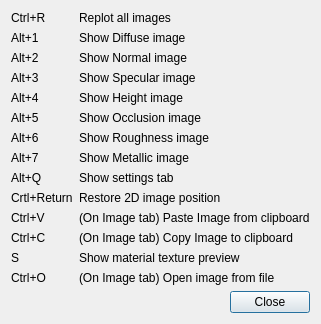
This is Sources/dialogshortcuts.ui in kmkolasinski/AwesomeBump as Qt 5 draws it before an edit. The edited form follows.
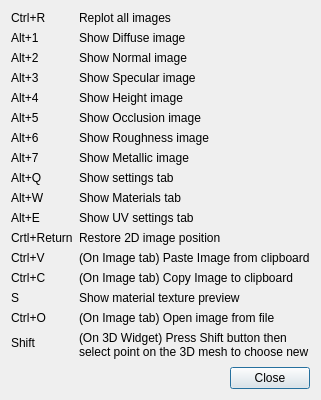
This is the edited form.

The edit to the form file:
```diff
--- a/Sources/dialogshortcuts.ui
+++ b/Sources/dialogshortcuts.ui
@@ -6,8 +6,8 @@
    <rect>
     <x>0</x>
     <y>0</y>
-    <width>298</width>
-    <height>300</height>
+    <width>302</width>
+    <height>400</height>
    </rect>
   </property>
   <property name="windowTitle">
@@ -142,76 +142,121 @@
        </property>
       </widget>
      </item>
-     <item row="9" column="0">
+     <item row="11" column="0">
       <widget class="QLabel" name="label_19">
        <property name="text">
         <string>Crtl+Return</string>
        </property>
       </widget>
      </item>
-     <item row="9" column="1">
+     <item row="11" column="1">
       <widget class="QLabel" name="label_20">
        <property name="text">
         <string>Restore 2D image position</string>
        </property>
       </widget>
      </item>
-     <item row="12" column="0">
+     <item row="14" column="0">
       <widget class="QLabel" name="label_21">
        <property name="text">
         <string>S</string>
        </property>
       </widget>
      </item>
-     <item row="12" column="1">
+     <item row="14" column="1">
       <widget class="QLabel" name="label_22">
        <property name="text">
         <string>Show material texture preview</string>
        </property>
       </widget>
      </item>
-     <item row="10" column="0">
+     <item row="12" column="0">
       <widget class="QLabel" name="label_23">
        <property name="text">
         <string>Ctrl+V</string>
        </property>
       </widget>
      </item>
-     <item row="10" column="1">
+     <item row="12" column="1">
       <widget class="QLabel" name="label_24">
        <property name="text">
         <string>(On Image tab) Paste Image from clipboard</string>
        </property>
       </widget>
      </item>
-     <item row="13" column="0">
+     <item row="15" column="0">
       <widget class="QLabel" name="label_25">
        <property name="text">
         <string>Ctrl+O</string>
        </property>
       </widget>
      </item>
-     <item row="13" column="1">
+     <item row="15" column="1">
       <widget class="QLabel" name="label_26">
        <property name="text">
         <string>(On Image tab) Open image from file</string>
        </property>
       </widget>
      </item>
-     <item row="11" column="0">
+     <item row="13" column="0">
       <widget class="QLabel" name="label_27">
        <property name="text">
         <string>Ctrl+C</string>
        </property>
       </widget>
      </item>
-     <item row="11" column="1">
+     <item row="13" column="1">
       <widget class="QLabel" name="label_28">
        <property name="text">
         <string>(On Image tab) Copy Image to clipboard</string>
        </property>
       </widget>
      </item>
+     <item row="9" column="0">
+      <widget class="QLabel" name="label_29">
+       <property name="text">
+        <string>Alt+W</string>
+       </property>
+      </widget>
+     </item>
+     <item row="9" column="1">
+      <widget class="QLabel" name="label_30">
+       <property name="text">
+        <string>Show Materials tab</string>
+       </property>
+      </widget>
+     </item>
+     <item row="10" column="0">
+      <widget class="QLabel" name="label_31">
+       <property name="text">
+        <string>Alt+E</string>
+       </property>
+      </widget>
+     </item>
+     <item row="10" column="1">
+      <widget class="QLabel" name="label_32">
+       <property name="text">
+        <string>Show UV settings tab</string>
+       </property>
+      </widget>
+     </item>
+     <item row="16" column="0">
+      <widget class="QLabel" name="label_33">
+       <property name="text">
+        <string>Shift </string>
+       </property>
+      </widget>
+     </item>
+     <item row="16" column="1">
+      <widget class="QLabel" name="label_34">
+       <property name="text">
+        <string>&lt;html&gt;&lt;head/&gt;&lt;body&gt;&lt;p&gt;(On 3D Widget) Press Shift button then select point  on the 3D mesh to choose new position of camera.&lt;/p&gt;&lt;/body&gt;&lt;/html&gt;</string>
+       </property>
+       <property name="wordWrap">
+        <bool>true</bool>
+       </property>
+      </widget>
+     </item>
     </layout>
    </item>
    <item>
```
